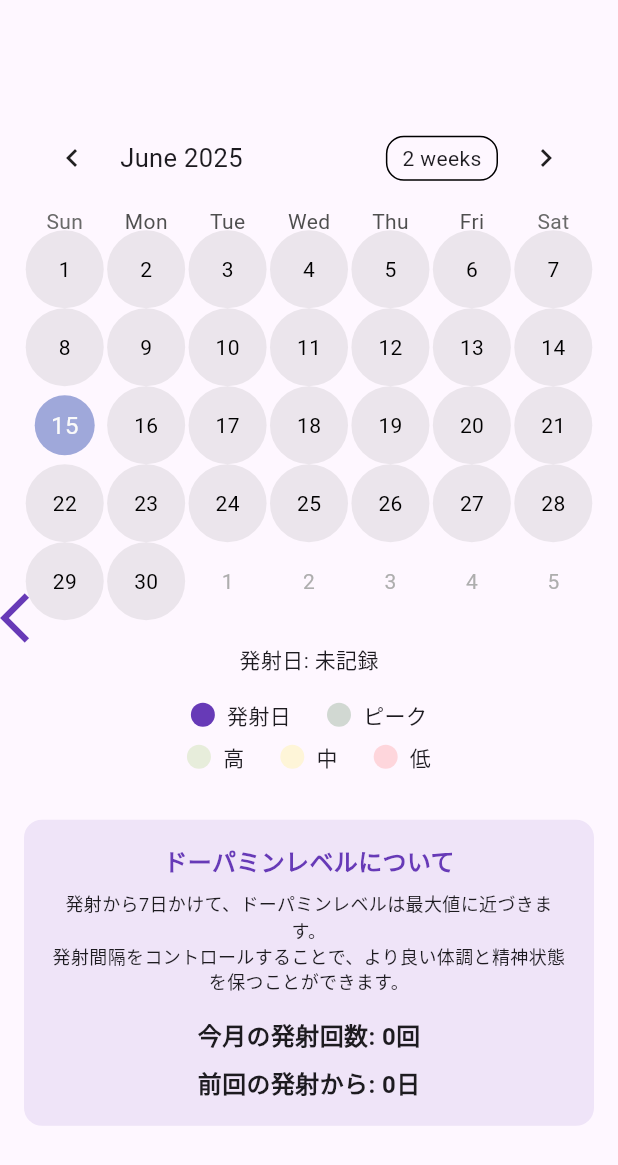
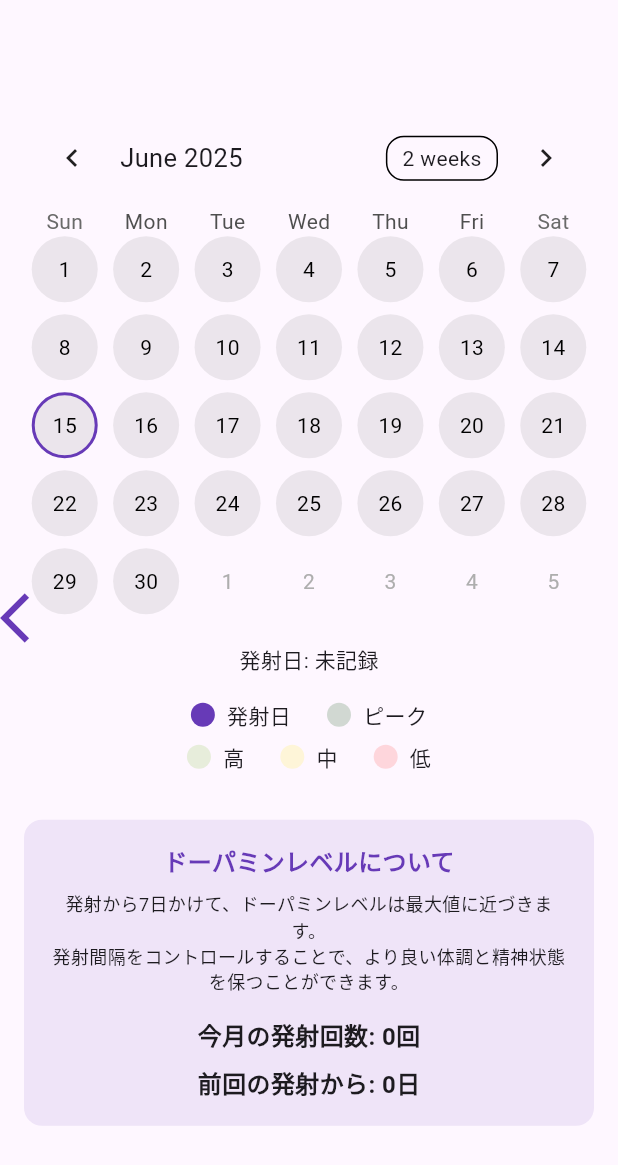
Before and after one commit to MaruSankakuEngineer/TestoTrack, a Flutter app: the screen it shows after launch, swiped to page 2, on a phone screen of 412 x 824 dp. Shown: the top 1165 px of the screen. Run offline on Flutter 3.47's test engine with Material 3 defaults, Android fonts, the light colour scheme and no system bars; drawn by our look-alikes of table_calendar; our stand-ins replace shared_preferences.

Commit message:
本日の表示を変更

```diff
--- a/Flutter/dopatrack/lib/main.dart
+++ b/Flutter/dopatrack/lib/main.dart
@@ -254,22 +254,62 @@ class _MainPageState extends State<MainPage> {
                                 color = Colors.green.shade900; // ピーク
                               }
                               return Container(
+                                margin: const EdgeInsets.all(4.0),
                                 decoration: BoxDecoration(
-                                  shape: BoxShape.circle,
                                   color: isEjaculationDay
                                       ? Colors.deepPurple
                                       : color.withOpacity(0.2),
+                                  shape: BoxShape.circle,
                                 ),
-                                alignment: Alignment.center,
+                                child: Center(
                                   child: Text(
                                     '${day.day}',
                                     style: TextStyle(
                                       color: isEjaculationDay
                                           ? Colors.white
                                           : textColor,
-                                    fontWeight: isEjaculationDay
-                                        ? FontWeight.bold
-                                        : FontWeight.normal,
+                                    ),
+                                  ),
+                                ),
+                              );
+                            },
+                            todayBuilder: (context, day, focusedDay) {
+                              final isEjaculationDay = ejaculationDates
+                                  .any((date) => isSameDay(day, date));
+                              final level = getDopamineLevelForDate(day);
+                              Color color = Colors.grey; // デフォルト値
+                              Color textColor = Colors.black;
+                              if (level == 0.0) {
+                                color = Colors.grey; // 発射日より前の日
+                              } else if (level <= 0.2) {
+                                color = Colors.redAccent; // 低
+                              } else if (level <= 0.4) {
+                                color = Colors.yellow; // 中
+                              } else if (level <= 0.8) {
+                                color = Colors.lightGreen; // 高
+                              } else if (level == 1.0) {
+                                color = Colors.green.shade900; // ピーク
+                              }
+                              return Container(
+                                margin: const EdgeInsets.all(4.0),
+                                decoration: BoxDecoration(
+                                  color: isEjaculationDay
+                                      ? Colors.deepPurple
+                                      : color.withOpacity(0.2),
+                                  shape: BoxShape.circle,
+                                  border: Border.all(
+                                    color: Colors.deepPurple,
+                                    width: 2,
+                                  ),
+                                ),
+                                child: Center(
+                                  child: Text(
+                                    '${day.day}',
+                                    style: TextStyle(
+                                      color: isEjaculationDay
+                                          ? Colors.white
+                                          : textColor,
+                                    ),
                                   ),
                                 ),
                               );
```
Lines whose indentation alone changed are shown as unchanged.
